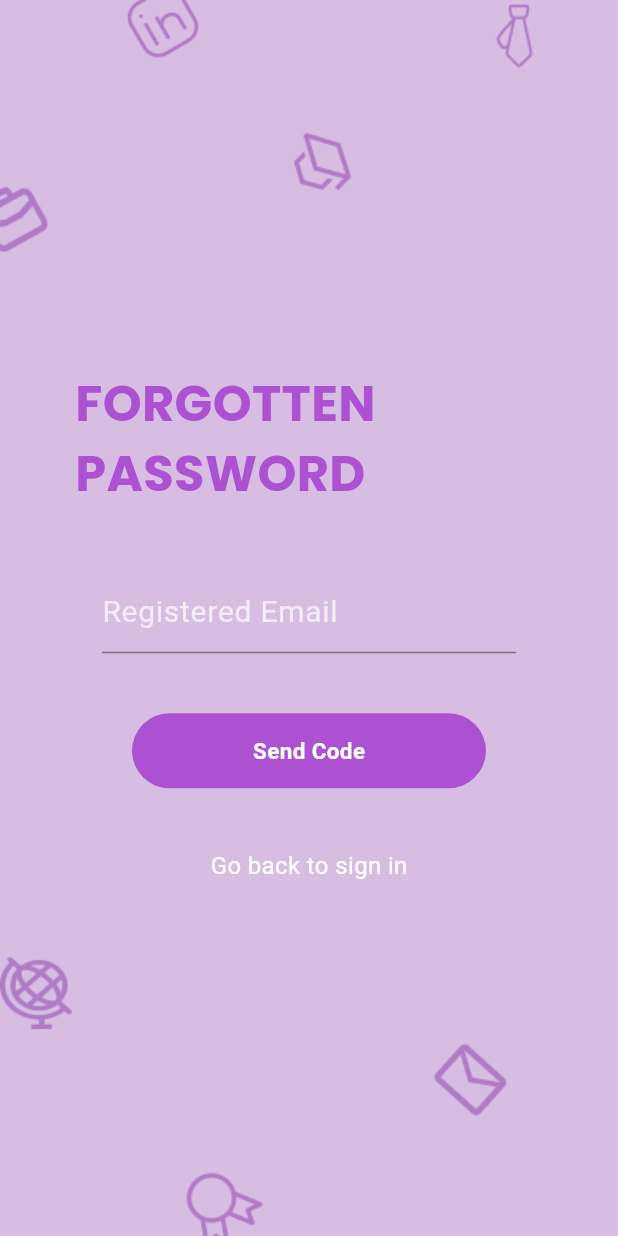
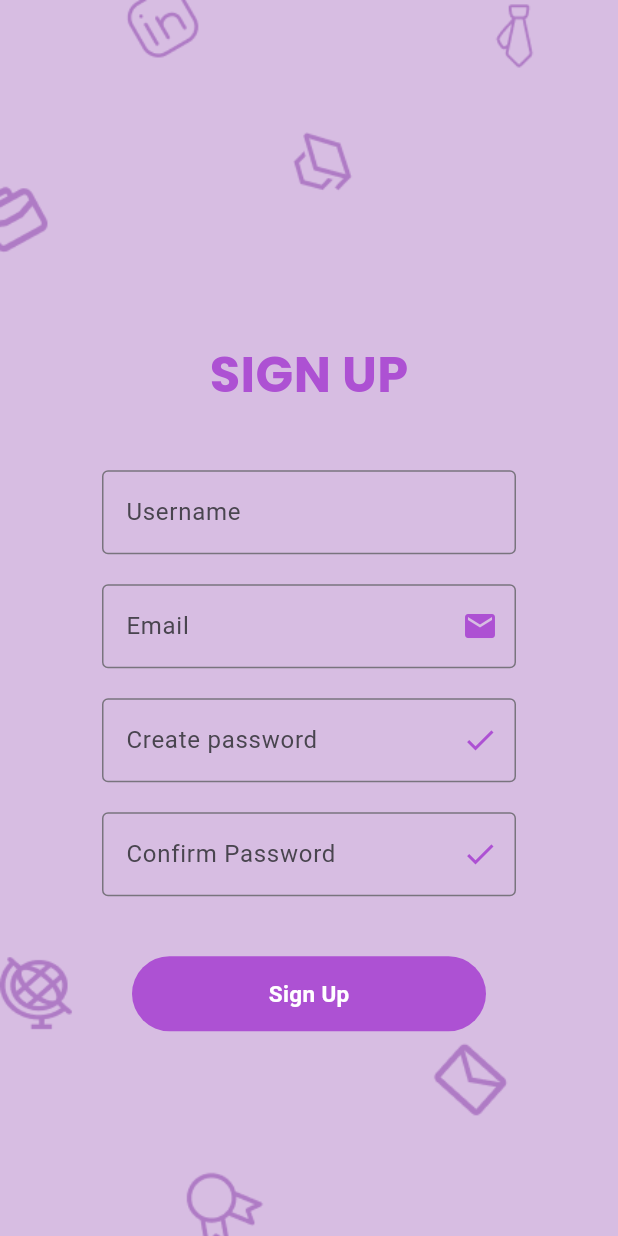
Before and after one commit to abiramianandkumar/AspireArc, a Flutter app: the screen it shows after launch, on a phone screen of 412 x 824 dp. Run offline on Flutter 3.47's test engine with Material 3 defaults, Android fonts, the phone set to English and light mode, and no system bars; our stand-ins replace firebase_auth, firebase_core, google_fonts; accounts and stored records are empty.

Commit message:
Descriptive commit message

```diff
--- a/lib/components/textfield.dart
+++ b/lib/components/textfield.dart
@@ -2,12 +2,14 @@ import 'package:flutter/material.dart';
 
 class CustomTextField extends StatelessWidget {
   final String labelText;
+  final TextEditingController? controller;
   final bool obscureText;
-  final Icon? suffixIcon;
+  final Widget? suffixIcon;
 
   const CustomTextField({
     Key? key,
     required this.labelText,
+    this.controller,
     this.obscureText = false,
     this.suffixIcon,
   }) : super(key: key);
@@ -15,13 +17,12 @@ class CustomTextField extends StatelessWidget {
   @override
   Widget build(BuildContext context) {
     return TextField(
+      controller: controller,
       obscureText: obscureText,
       decoration: InputDecoration(
-        label: Text(
-          labelText,
-          style: TextStyle(fontSize: 20, color: Color(0xffF4ECF7)),
-        ),
+        labelText: labelText,
         suffixIcon: suffixIcon,
+        border: OutlineInputBorder(),
       ),
     );
   }
--- a/lib/main.dart
+++ b/lib/main.dart
@@ -1,11 +1,15 @@
+import 'package:aspire_arc/firebase_options.dart';
 import 'package:aspire_arc/pages/forgot_password.dart';
 import 'package:aspire_arc/pages/get_started.dart';
 import 'package:aspire_arc/pages/home_page.dart';
 import 'package:aspire_arc/pages/login_page.dart';
 import 'package:aspire_arc/pages/sign_up.dart';
+import 'package:firebase_core/firebase_core.dart';
 import 'package:flutter/material.dart';
 
-void main() {
+void main() async{
+  WidgetsFlutterBinding.ensureInitialized();
+  await Firebase.initializeApp(options: DefaultFirebaseOptions.currentPlatform);
   runApp(const MyApp());
 }
 
@@ -17,7 +21,7 @@ class MyApp extends StatelessWidget {
     return MaterialApp(
       debugShowCheckedModeBanner: false,
  // home: HomePage(),
-  home: ForgotPassword(),
+  home: SignUp(onTap: () {  },),
   routes: {
     '/getstarted': (context) => GetStarted(),
     '/login':(context) => loginPage(),
--- a/lib/pages/login_page.dart
+++ b/lib/pages/login_page.dart
@@ -47,6 +47,7 @@ class _loginPageState extends State<loginPage> {
                         children: [
                           CustomTextField(
                             labelText: 'Username',
+                            suffixIcon: Icon(Icons.person, color: Color(0xffAD51D3)),
                           ),
                           SizedBox(height: 20),
                           CustomTextField(
--- a/lib/pages/sign_up.dart
+++ b/lib/pages/sign_up.dart
@@ -1,17 +1,56 @@
 import 'package:aspire_arc/components/bgimage.dart';
 import 'package:aspire_arc/components/button.dart';
+import 'package:aspire_arc/helper/helper_fn.dart';
+import 'package:firebase_auth/firebase_auth.dart';
 import 'package:flutter/material.dart';
 import 'package:google_fonts/google_fonts.dart';
 import 'package:aspire_arc/components/textfield.dart';
 
 class SignUp extends StatefulWidget {
-  const SignUp({super.key});
+  final void Function()? onTap;
 
+  const SignUp({super.key, required this.onTap});
   @override
   State<SignUp> createState() => _SignUpState();
 }
 
 class _SignUpState extends State<SignUp> {
+   final TextEditingController usernameController = TextEditingController();
+   final TextEditingController emailController = TextEditingController();
+   final TextEditingController passwordController = TextEditingController();
+   final TextEditingController confirmPwController = TextEditingController();
+
+   void signupuser() async{
+    showDialog(
+      context: context,
+      builder: (context) => const Center(
+        child: CircularProgressIndicator(),
+      ),
+    );
+
+    if (passwordController.text != confirmPwController.text) {
+      //show loading circle
+      Navigator.pop(context);
+
+      //show error msg
+      DisplayMessageToUser("password don't match",context);
+    }
+
+    //try creating the user
+    try {
+      //create the user
+      UserCredential? userCredential = await FirebaseAuth.instance.createUserWithEmailAndPassword(email: emailController.text, password: passwordController.text);
+
+      //pop loading circle
+      Navigator.pop(context);
+    }on FirebaseAuthException catch(e) {
+      Navigator.pop(context);
+
+      //disply error msg
+      DisplayMessageToUser(e.code, context);
+    }
+   }
+
   @override
   Widget build(BuildContext context) {
     return Stack(
@@ -21,7 +60,6 @@ class _SignUpState extends State<SignUp> {
           backgroundColor: Colors.transparent,
           body: Center(
             child: SingleChildScrollView(
-
               child: Padding(
                 padding: const EdgeInsets.symmetric(horizontal: 50.0, vertical: 20.0),
                 child: Column(
@@ -44,30 +82,32 @@ class _SignUpState extends State<SignUp> {
                         crossAxisAlignment: CrossAxisAlignment.start,
                         children: [
                           CustomTextField(
+                            controller: usernameController,
                             labelText: 'Username',
                           ),
                           SizedBox(height: 20),
                           CustomTextField(
+                            controller: emailController,
                             labelText: 'Email',
                             suffixIcon: Icon(Icons.email, color: Color(0xffAD51D3)),
                           ),
                           SizedBox(height: 20),
                           CustomTextField(
+                            controller: passwordController,
                             labelText: 'Create password',
                             obscureText: true,
                             suffixIcon: Icon(Icons.check, color: Color(0xffAD51D3)),
                           ),
                           SizedBox(height: 20),
                           CustomTextField(
+                            controller: confirmPwController,
                             labelText: 'Confirm Password',
                             obscureText: true,
                             suffixIcon: Icon(Icons.check, color: Color(0xffAD51D3)),
                           ),
                           SizedBox(height: 20),
                           MyButton(
-                            onTap: () {
-                              Navigator.pushNamed(context, '/homepage');
-                            },
+                            onTap: signupuser,
                             text: 'Sign Up',
                           ),
                           SizedBox(height: 20),
--- a/pubspec.yaml
+++ b/pubspec.yaml
@@ -36,6 +36,8 @@ dependencies:
   # Use with the CupertinoIcons class for iOS style icons.
   cupertino_icons: ^1.0.6
   google_fonts: ^6.2.1
+  firebase_core: ^2.32.0
+  firebase_auth: ^4.20.0
 
 dev_dependencies:
   flutter_test:
```
Also changed, not shown: lib/helper/helper_fn.dart (added, +10 -0 lines), firebase.json (added), lib/firebase_options.dart (added), pubspec.lock, 6 other files.
